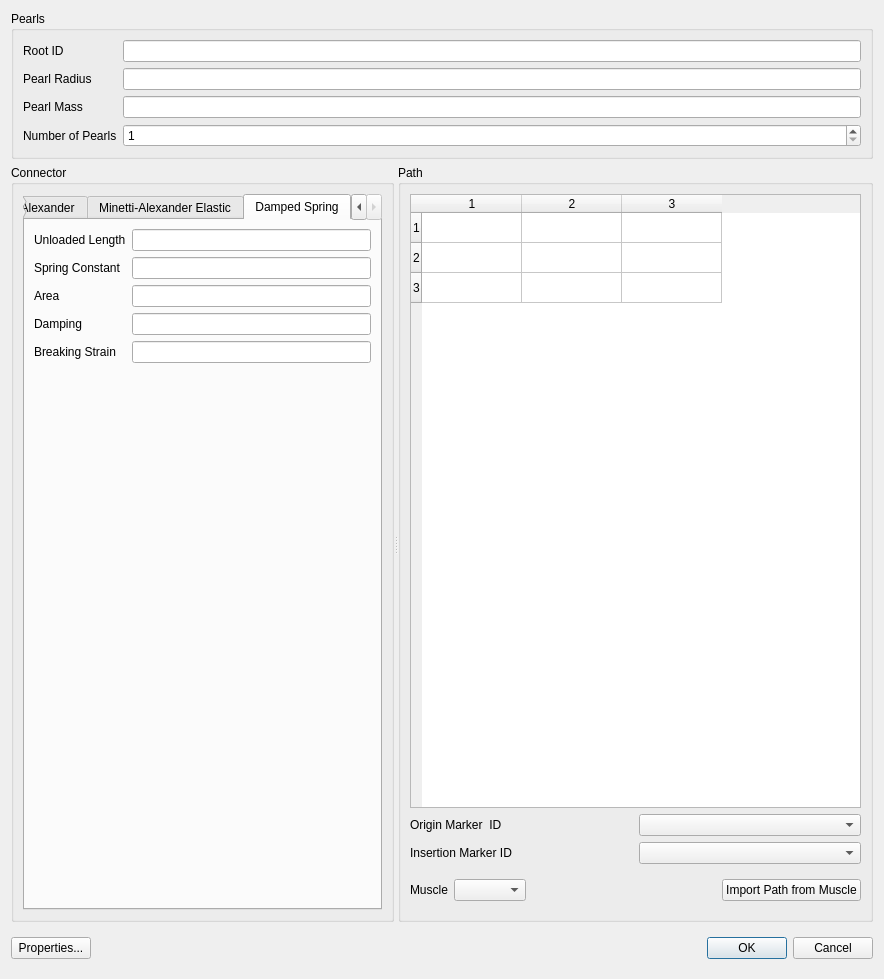
Qt form GaitSymQt/DialogStringOfPearlsBuilder.ui (wol101/GaitSym5) before a commit.
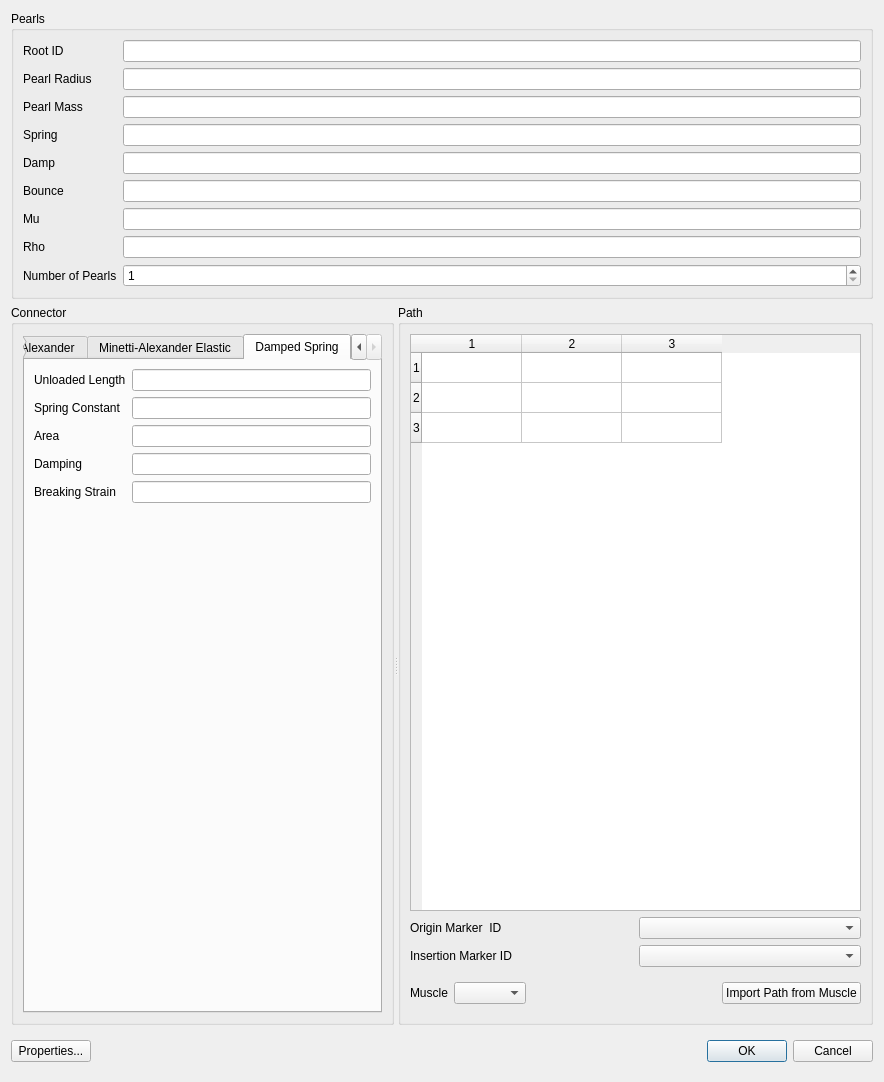
The same form after that commit. The open tabs and pages were chosen to show the change. Custom widgets are drawn as their Qt base class.

Commit message: Bugfixes on string of pearls display

Diff of the .ui file:
```diff
--- a/GaitSymQt/DialogStringOfPearlsBuilder.ui
+++ b/GaitSymQt/DialogStringOfPearlsBuilder.ui
@@ -20,26 +20,26 @@
       <string>Pearls</string>
      </property>
      <layout class="QGridLayout" name="gridLayout">
-      <item row="0" column="0">
-       <widget class="QLabel" name="label">
+      <item row="3" column="0">
+       <widget class="QLabel" name="label_8">
         <property name="text">
-         <string>Root ID</string>
+         <string>Spring</string>
+        </property>
+       </widget>
+      </item>
+      <item row="8" column="1">
+       <widget class="QSpinBox" name="spinBoxNumberOfPearls">
+        <property name="minimum">
+         <number>1</number>
+        </property>
+        <property name="maximum">
+         <number>999</number>
         </property>
        </widget>
       </item>
       <item row="0" column="1">
        <widget class="LineEditUniqueName" name="lineEditRootID"/>
       </item>
-      <item row="1" column="0">
-       <widget class="QLabel" name="label_4">
-        <property name="text">
-         <string>Pearl Radius</string>
-        </property>
-       </widget>
-      </item>
-      <item row="1" column="1">
-       <widget class="LineEditDouble" name="lineEditPearlRadius"/>
-      </item>
       <item row="2" column="0">
        <widget class="QLabel" name="label_5">
         <property name="text">
@@ -47,25 +47,75 @@
         </property>
        </widget>
       </item>
-      <item row="2" column="1">
-       <widget class="LineEditDouble" name="lineEditPearlMass"/>
-      </item>
-      <item row="3" column="0">
+      <item row="8" column="0">
        <widget class="QLabel" name="label_2">
         <property name="text">
          <string>Number of Pearls</string>
         </property>
        </widget>
       </item>
+      <item row="6" column="0">
+       <widget class="QLabel" name="label_13">
+        <property name="text">
+         <string>Mu</string>
+        </property>
+       </widget>
+      </item>
+      <item row="1" column="1">
+       <widget class="LineEditDouble" name="lineEditPearlRadius"/>
+      </item>
+      <item row="2" column="1">
+       <widget class="LineEditDouble" name="lineEditPearlMass"/>
+      </item>
+      <item row="0" column="0">
+       <widget class="QLabel" name="label">
+        <property name="text">
+         <string>Root ID</string>
+        </property>
+       </widget>
+      </item>
+      <item row="4" column="0">
+       <widget class="QLabel" name="label_11">
+        <property name="text">
+         <string>Damp</string>
+        </property>
+       </widget>
+      </item>
+      <item row="1" column="0">
+       <widget class="QLabel" name="label_4">
+        <property name="text">
+         <string>Pearl Radius</string>
+        </property>
+       </widget>
+      </item>
+      <item row="5" column="0">
+       <widget class="QLabel" name="label_12">
+        <property name="text">
+         <string>Bounce</string>
+        </property>
+       </widget>
+      </item>
+      <item row="7" column="0">
+       <widget class="QLabel" name="label_15">
+        <property name="text">
+         <string>Rho</string>
+        </property>
+       </widget>
+      </item>
       <item row="3" column="1">
-       <widget class="QSpinBox" name="spinBoxNumberOfPearls">
-        <property name="minimum">
-         <number>1</number>
-        </property>
-        <property name="maximum">
-         <number>999</number>
-        </property>
-       </widget>
+       <widget class="LineEditDouble" name="lineEditPearlSpring"/>
+      </item>
+      <item row="4" column="1">
+       <widget class="LineEditDouble" name="lineEditPearlDamp"/>
+      </item>
+      <item row="5" column="1">
+       <widget class="LineEditDouble" name="lineEditPearlBounce"/>
+      </item>
+      <item row="6" column="1">
+       <widget class="LineEditDouble" name="lineEditPearlMu"/>
+      </item>
+      <item row="7" column="1">
+       <widget class="LineEditDouble" name="lineEditPearlRho"/>
       </item>
      </layout>
     </widget>
@@ -89,7 +139,7 @@
        <item row="0" column="0">
         <widget class="QTabWidget" name="tabWidgetMuscle">
          <property name="currentIndex">
-          <number>0</number>
+          <number>2</number>
          </property>
          <widget class="QWidget" name="tab">
           <attribute name="title">
```
Left out of the diff: 5 changed lines with no effect on the pictures. The commit also changes 2 other files.
